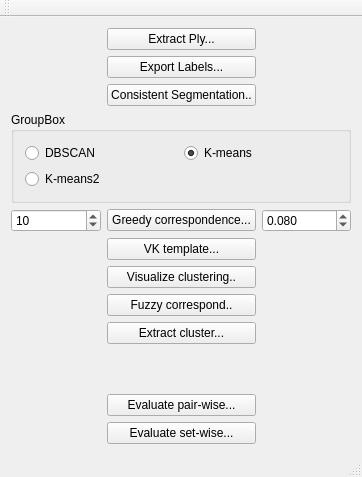
The window that ddtt/ProcessStructureGraphs/mainwindow.ui (ialhashim/ddtt-dev) describes before a commit, drawn with Qt 5.
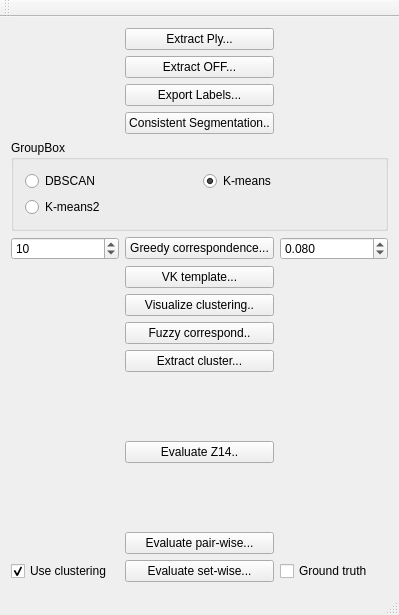
The same window after the commit.

What changed in the file:
```diff
--- a/ddtt/ProcessStructureGraphs/mainwindow.ui
+++ b/ddtt/ProcessStructureGraphs/mainwindow.ui
@@ -6,8 +6,8 @@
    <rect>
     <x>0</x>
     <y>0</y>
-    <width>362</width>
-    <height>477</height>
+    <width>399</width>
+    <height>615</height>
    </rect>
   </property>
   <property name="windowTitle">
@@ -15,7 +15,7 @@
   </property>
   <widget class="QWidget" name="centralWidget">
    <layout class="QGridLayout" name="gridLayout">
-    <item row="3" column="0" colspan="3">
+    <item row="4" column="0" colspan="3">
      <widget class="QGroupBox" name="groupBox">
       <property name="title">
        <string>GroupBox</string>
@@ -57,10 +57,10 @@
       </layout>
      </widget>
     </item>
-    <item row="7" column="1">
-     <widget class="QPushButton" name="fuzzyButton">
+    <item row="2" column="1">
+     <widget class="QPushButton" name="exportLabelsButton">
       <property name="text">
-       <string>Fuzzy correspond..</string>
+       <string>Export Labels...</string>
       </property>
      </widget>
     </item>
@@ -78,13 +78,6 @@
      </spacer>
     </item>
     <item row="5" column="1">
-     <widget class="QPushButton" name="vkButton">
-      <property name="text">
-       <string>VK template...</string>
-      </property>
-     </widget>
-    </item>
-    <item row="4" column="1">
      <widget class="QPushButton" name="greedyButton">
       <property name="text">
        <string>Greedy correspondence...</string>
@@ -104,21 +97,14 @@
       </property>
      </spacer>
     </item>
-    <item row="1" column="1">
-     <widget class="QPushButton" name="exportLabelsButton">
-      <property name="text">
-       <string>Export Labels...</string>
-      </property>
-     </widget>
-    </item>
-    <item row="8" column="1">
+    <item row="9" column="1">
      <widget class="QPushButton" name="clusterButton">
       <property name="text">
        <string>Extract cluster...</string>
       </property>
      </widget>
     </item>
-    <item row="2" column="1">
+    <item row="3" column="1">
      <widget class="QPushButton" name="conSegButton">
       <property name="text">
        <string>Consistent Segmentation..</string>
@@ -132,17 +118,24 @@
       </property>
      </widget>
     </item>
-    <item row="4" column="0">
-     <widget class="QSpinBox" name="greedyParam2">
-      <property name="maximum">
-       <number>1000</number>
+    <item row="14" column="0">
+     <widget class="QCheckBox" name="optClustering">
+      <property name="text">
+       <string>Use clustering</string>
       </property>
-      <property name="value">
-       <number>10</number>
+      <property name="checked">
+       <bool>true</bool>
       </property>
      </widget>
     </item>
-    <item row="4" column="2">
+    <item row="13" column="1">
+     <widget class="QPushButton" name="pairWiseButton">
+      <property name="text">
+       <string>Evaluate pair-wise...</string>
+      </property>
+     </widget>
+    </item>
+    <item row="5" column="2">
      <widget class="QDoubleSpinBox" name="greedyParam">
       <property name="decimals">
        <number>3</number>
@@ -161,40 +154,104 @@
       </property>
      </widget>
     </item>
+    <item row="5" column="0">
+     <widget class="QSpinBox" name="greedyParam2">
+      <property name="maximum">
+       <number>1000</number>
+      </property>
+      <property name="value">
+       <number>10</number>
+      </property>
+     </widget>
+    </item>
+    <item row="8" column="1">
+     <widget class="QPushButton" name="fuzzyButton">
+      <property name="text">
+       <string>Fuzzy correspond..</string>
+      </property>
+     </widget>
+    </item>
+    <item row="0" column="0">
+     <spacer name="horizontalSpacer">
+      <property name="orientation">
+       <enum>Qt::Horizontal</enum>
+      </property>
+      <property name="sizeHint" stdset="0">
+       <size>
+        <width>40</width>
+        <height>20</height>
+       </size>
+      </property>
+     </spacer>
+    </item>
     <item row="6" column="1">
+     <widget class="QPushButton" name="vkButton">
+      <property name="text">
+       <string>VK template...</string>
+      </property>
+     </widget>
+    </item>
+    <item row="10" column="1">
+     <spacer name="verticalSpacer_2">
+      <property name="orientation">
+       <enum>Qt::Vertical</enum>
+      </property>
+      <property name="sizeHint" stdset="0">
+       <size>
+        <width>20</width>
+        <height>40</height>
+       </size>
+      </property>
+     </spacer>
+    </item>
+    <item row="12" column="1">
+     <spacer name="verticalSpacer">
+      <property name="orientation">
+       <enum>Qt::Vertical</enum>
+      </property>
+      <property name="sizeHint" stdset="0">
+       <size>
+        <width>20</width>
+        <height>40</height>
+       </size>
+      </property>
+     </spacer>
+    </item>
+    <item row="7" column="1">
      <widget class="QPushButton" name="visualizeButton">
       <property name="text">
        <string>Visualize clustering..</string>
       </property>
      </widget>
     </item>
-    <item row="9" column="1">
-     <spacer name="verticalSpacer">
-      <property name="orientation">
-       <enum>Qt::Vertical</enum>
-      </property>
-      <property name="sizeHint" stdset="0">
-       <size>
-        <width>20</width>
-        <height>40</height>
-       </size>
-      </property>
-     </spacer>
-    </item>
-    <item row="10" column="1">
-     <widget class="QPushButton" name="pairWiseButton">
-      <property name="text">
-       <string>Evaluate pair-wise...</string>
-      </property>
-     </widget>
-    </item>
-    <item row="11" column="1">
+    <item row="14" column="1">
      <widget class="QPushButton" name="setWiseButton">
       <property name="text">
        <string>Evaluate set-wise...</string>
       </property>
      </widget>
     </item>
+    <item row="14" column="2">
+     <widget class="QCheckBox" name="groundTruthMode">
+      <property name="text">
+       <string>Ground truth</string>
+      </property>
+     </widget>
+    </item>
+    <item row="11" column="1">
+     <widget class="QPushButton" name="evalZhenButton">
+      <property name="text">
+       <string>Evaluate Z14..</string>
+      </property>
+     </widget>
+    </item>
+    <item row="1" column="1">
+     <widget class="QPushButton" name="extractOFF">
+      <property name="text">
+       <string>Extract OFF...</string>
+      </property>
+     </widget>
+    </item>
    </layout>
   </widget>
   <widget class="QMenuBar" name="menuBar">
```
Left out of the diff: 15 changed lines with no effect on the pictures.
